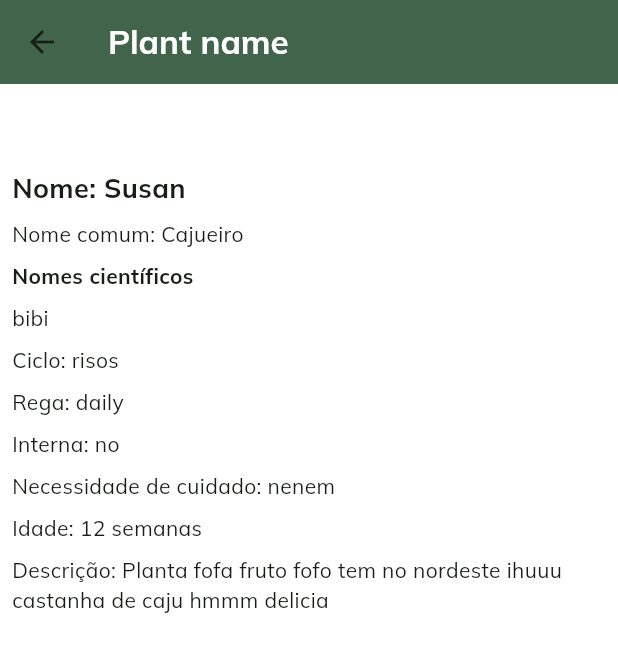
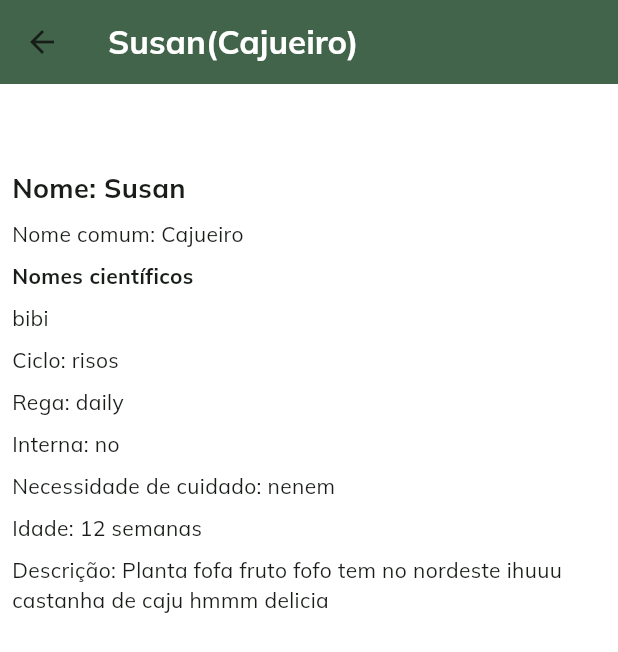
Before and after one commit to isarbela/plantasia-flutter, a Flutter app: the screen it shows after launch, after a tap on "Susan", on a phone screen of 412 x 824 dp. Shown: the top 652 px of the screen. Run offline on Flutter 3.47's test engine with Material 2 defaults, Android fonts, the light colour scheme and no system bars; our stand-ins replace image_picker.

Commit message:
Change plant details page title

```diff
--- a/plantasia/lib/widgets/card_item.dart
+++ b/plantasia/lib/widgets/card_item.dart
@@ -15,7 +15,7 @@ class CardItem extends StatelessWidget {
           context,
           MaterialPageRoute(
               builder: (context) => PlantDetails(
-                    title: 'Plant name',
+                    title: '${plantData.name}(${plantData.commonName})',
                     plantData: plantData,
                   )),
         );
```
